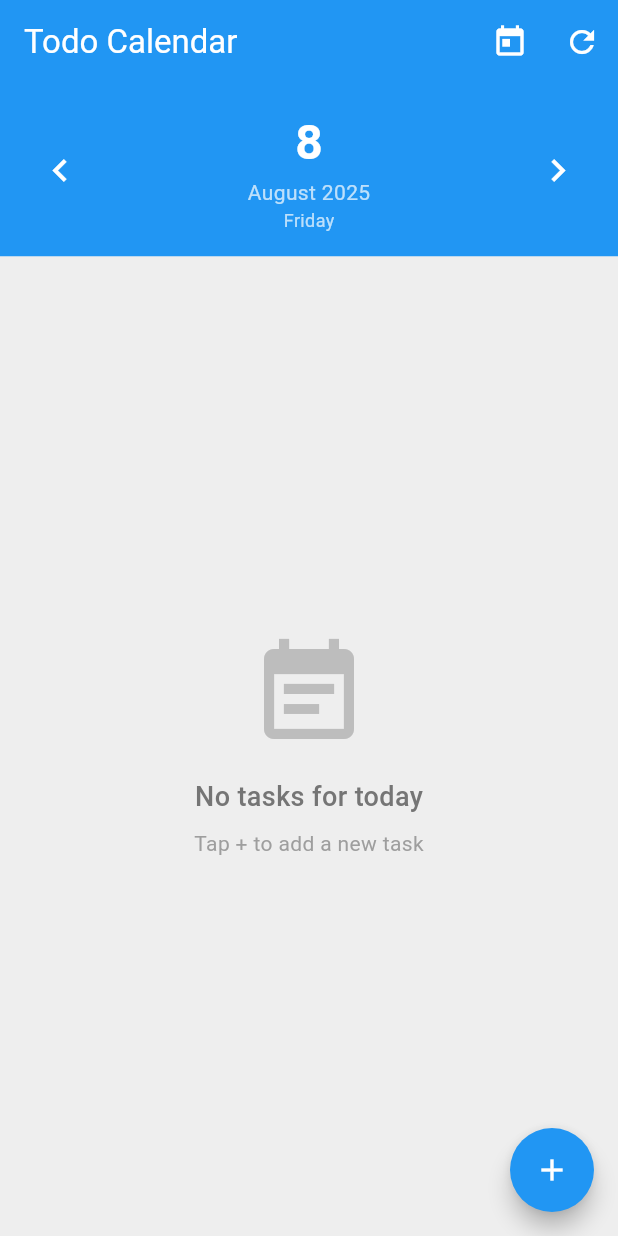
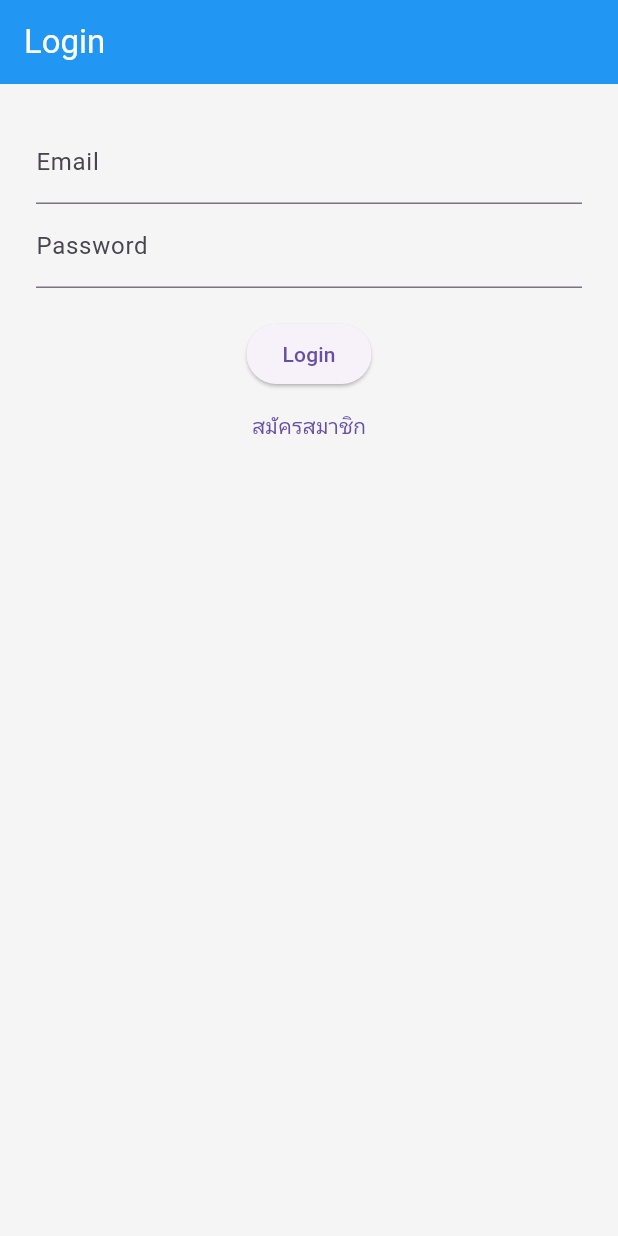
Before and after one commit to thanaphon8/ToDoList, a Flutter app: the screen it shows after launch, on a phone screen of 412 x 824 dp. Run offline on Flutter 3.47's test engine with Material 3 defaults, Android fonts, the phone set to English and light mode, and no system bars; our stand-ins replace get.

Commit message:
Login&Register%Editmain

```diff
--- /dev/null
+++ b/lib/auth_controller.dart
@@ -0,0 +1,56 @@
+import 'package:get/get.dart';
+import 'package:flutter/material.dart';
+
+class AuthController extends GetxController {
+  // เก็บค่าผู้ใช้ปัจจุบันแบบจำลอง
+  final RxString currentUserEmail = ''.obs;
+  final RxBool isLoggedIn = false.obs;
+
+  // mock user database
+  final List<Map<String, String>> _userDB = [
+    {'email': 'admin@gmail.com', 'password': '123456'},
+  ];
+
+  // ฟังก์ชันสมัครสมาชิก
+  void register(String email, String password, BuildContext context) {
+    final existingUser = _userDB.any((user) => user['email'] == email);
+
+    if (existingUser) {
+      ScaffoldMessenger.of(context).showSnackBar(
+        const SnackBar(content: Text('อีเมลนี้มีผู้ใช้แล้ว')),
+      );
+      return;
+    }
+
+    _userDB.add({'email': email, 'password': password});
+
+    ScaffoldMessenger.of(context).showSnackBar(
+      const SnackBar(content: Text('สมัครสมาชิกสำเร็จ')),
+    );
+    Get.back(); // กลับไปหน้า login
+  }
+
+  // ฟังก์ชันเข้าสู่ระบบ
+  void login(String email, String password, BuildContext context) {
+    final foundUser = _userDB.firstWhereOrNull(
+      (user) => user['email'] == email && user['password'] == password,
+    );
+
+    if (foundUser != null) {
+      currentUserEmail.value = email;
+      isLoggedIn.value = true;
+      Get.offAllNamed('/home');
+    } else {
+      ScaffoldMessenger.of(context).showSnackBar(
+        const SnackBar(content: Text('อีเมลหรือรหัสผ่านไม่ถูกต้อง')),
+      );
+    }
+  }
+
+  // ออกจากระบบ
+  void logout() {
+    currentUserEmail.value = '';
+    isLoggedIn.value = false;
+    Get.offAllNamed('/login');
+  }
+}
--- /dev/null
+++ b/lib/login_screen.dart
@@ -0,0 +1,59 @@
+import 'package:flutter/material.dart';
+import 'package:get/get.dart';
+import '../auth_controller.dart'; // อย่าลืมเปลี่ยน path ให้ตรงกับโฟลเดอร์คุณ
+
+class LoginScreen extends StatefulWidget {
+  const LoginScreen({super.key});
+
+  @override
+  State<LoginScreen> createState() => _LoginScreenState();
+}
+
+class _LoginScreenState extends State<LoginScreen> {
+  final emailController = TextEditingController();
+  final passwordController = TextEditingController();
+  final AuthController authController = Get.put(AuthController());
+
+  @override
+  void dispose() {
+    emailController.dispose();
+    passwordController.dispose();
+    super.dispose();
+  }
+
+  @override
+  Widget build(BuildContext context) {
+    return Scaffold(
+      appBar: AppBar(title: const Text('Login')),
+      body: Padding(
+        padding: const EdgeInsets.all(24),
+        child: Column(
+          children: [
+            TextField(
+              controller: emailController,
+              decoration: const InputDecoration(labelText: 'Email'),
+            ),
+            TextField(
+              controller: passwordController,
+              obscureText: true,
+              decoration: const InputDecoration(labelText: 'Password'),
+            ),
+            const SizedBox(height: 20),
+            ElevatedButton(
+              onPressed: () {
+                final email = emailController.text.trim();
+                final password = passwordController.text;
+                authController.login(email, password, context);
+              },
+              child: const Text('Login'),
+            ),
+            TextButton(
+              onPressed: () => Get.toNamed('/register'),
+              child: const Text('สมัครสมาชิก'),
+            )
+          ],
+        ),
+      ),
+    );
+  }
+}
--- a/lib/main.dart
+++ b/lib/main.dart
@@ -1,36 +1,92 @@
 import 'package:flutter/material.dart';
+import 'package:get/get.dart';
 import 'package:intl/intl.dart';
+
 import 'todo_model.dart';
 import 'todo_manager.dart';
 import 'todo_item_widget.dart';
 import 'add_todo_dialog.dart';
 import 'stats_widget.dart';
 import 'notification_controller.dart';
+import 'login_screen.dart';
+import 'register_screen.dart';
+import 'auth_controller.dart';
 
 void main() {
   runApp(const MyApp());
 }
 
-class MyApp extends StatelessWidget {
+class MyApp extends StatefulWidget {
   const MyApp({Key? key}) : super(key: key);
 
   @override
+  State<MyApp> createState() => _MyAppState();
+}
+
+class _MyAppState extends State<MyApp> {
+  final AuthController authController = Get.put(AuthController());
+  ThemeMode _themeMode = ThemeMode.light;
+
+  void _toggleTheme() {
+    setState(() {
+      _themeMode = _themeMode == ThemeMode.dark ? ThemeMode.light : ThemeMode.dark;
+    });
+  }
+
+  @override
   Widget build(BuildContext context) {
-    return MaterialApp(
+    return GetMaterialApp(
       title: 'Calendar Todo App',
       theme: ThemeData(
         primarySwatch: Colors.blue,
         visualDensity: VisualDensity.adaptivePlatformDensity,
         useMaterial3: true,
+        brightness: Brightness.light,
+        scaffoldBackgroundColor: Colors.grey[100],
+        cardColor: Colors.white,
+        appBarTheme: const AppBarTheme(
+          backgroundColor: Color(0xFF2196F3),
+          foregroundColor: Colors.white,
+          elevation: 0,
+        ),
       ),
-      home: const HomePage(),
+      darkTheme: ThemeData(
+        primarySwatch: Colors.blue,
+        visualDensity: VisualDensity.adaptivePlatformDensity,
+        useMaterial3: true,
+        brightness: Brightness.dark,
+        scaffoldBackgroundColor: const Color(0xFF0A0A0A),
+        cardColor: const Color(0xFF1E1E1E),
+        appBarTheme: const AppBarTheme(
+          backgroundColor: Color(0xFF1A1A1A),
+          foregroundColor: Colors.white,
+          elevation: 0,
+        ),
+        floatingActionButtonTheme: const FloatingActionButtonThemeData(
+          backgroundColor: Color(0xFF2196F3),
+          foregroundColor: Colors.white,
+        ),
+      ),
+      themeMode: _themeMode,
       debugShowCheckedModeBanner: false,
+      initialRoute: '/',
+      getPages: [
+        GetPage(name: '/', page: () => const LoginScreen()),
+        GetPage(name: '/login', page: () => const LoginScreen()),
+        GetPage(name: '/register', page: () => const RegisterScreen()),
+        GetPage(
+          name: '/home',
+          page: () => HomePage(onToggleTheme: _toggleTheme),
+        ),
+      ],
     );
   }
 }
 
 class HomePage extends StatefulWidget {
-  const HomePage({Key? key}) : super(key: key);
+  final VoidCallback onToggleTheme;
+
+  const HomePage({Key? key, required this.onToggleTheme}) : super(key: key);
 
   @override
   State<HomePage> createState() => _HomePageState();
@@ -69,9 +125,7 @@ class _HomePageState extends State<HomePage> {
     _loadTodos();
     NotificationController.showSuccess(
       context: context,
-      message: todo.isCompleted
-          ? 'Task marked as incomplete'
-          : 'Task completed!',
+      message: todo.isCompleted ? 'Task marked as incomplete' : 'Task completed!',
     );
   }
 
@@ -99,11 +153,15 @@ class _HomePageState extends State<HomePage> {
 
   @override
   Widget build(BuildContext context) {
+    final isDark = Theme.of(context).brightness == Brightness.dark;
+    final backgroundColor = isDark ? const Color(0xFF0A0A0A) : Colors.grey[200];
+    final headerColor = isDark ? const Color(0xFF1A1A1A) : Colors.blue;
+
     return Scaffold(
-      backgroundColor: Colors.grey[200],
+      backgroundColor: backgroundColor,
       appBar: AppBar(
         title: const Text('Todo Calendar'),
-        backgroundColor: Colors.blue,
+        backgroundColor: headerColor,
         foregroundColor: Colors.white,
         elevation: 0,
         actions: [
@@ -113,40 +171,31 @@ class _HomePageState extends State<HomePage> {
             tooltip: 'Today',
           ),
           IconButton(
-            icon: const Icon(Icons.refresh),
-            onPressed: _loadTodos,
-            tooltip: 'Refresh',
+            icon: Icon(isDark ? Icons.light_mode : Icons.dark_mode),
+            onPressed: widget.onToggleTheme,
+            tooltip: 'Toggle Theme',
           ),
         ],
       ),
       body: Column(
         children: [
-          // Date Selector Header
           Container(
-            color: Colors.blue,
+            color: headerColor,
             child: Padding(
               padding: const EdgeInsets.all(16.0),
               child: Row(
                 mainAxisAlignment: MainAxisAlignment.spaceBetween,
                 children: [
                   IconButton(
-                    onPressed: () => _selectDate(
-                      _selectedDate.subtract(const Duration(days: 1)),
-                    ),
-                    icon: const Icon(
-                      Icons.chevron_left,
-                      color: Colors.white,
-                      size: 30,
-                    ),
+                    onPressed: () => _selectDate(_selectedDate.subtract(const Duration(days: 1))),
+                    icon: const Icon(Icons.chevron_left, color: Colors.white, size: 30),
                   ),
                   GestureDetector(
                     onTap: () async {
                       final date = await showDatePicker(
                         context: context,
                         initialDate: _selectedDate,
-                        firstDate: DateTime.now().subtract(
-                          const Duration(days: 365),
-                        ),
+                        firstDate: DateTime.now().subtract(const Duration(days: 365)),
                         lastDate: DateTime.now().add(const Duration(days: 365)),
                       );
                       _selectDate(date);
@@ -155,76 +204,46 @@ class _HomePageState extends State<HomePage> {
                       children: [
                         Text(
                           _selectedDate.day.toString(),
-                          style: const TextStyle(
-                            color: Colors.white,
-                            fontSize: 32,
-                            fontWeight: FontWeight.bold,
-                          ),
+                          style: const TextStyle(color: Colors.white, fontSize: 32, fontWeight: FontWeight.bold),
                         ),
                         Text(
                           DateFormat('MMMM yyyy').format(_selectedDate),
-                          style: const TextStyle(
-                            color: Colors.white70,
-                            fontSize: 14,
-                          ),
+                          style: const TextStyle(color: Colors.white70, fontSize: 14),
                         ),
                         Text(
                           DateFormat('EEEE').format(_selectedDate),
-                          style: const TextStyle(
-                            color: Colors.white70,
-                            fontSize: 12,
-                          ),
+                          style: const TextStyle(color: Colors.white70, fontSize: 12),
                         ),
                       ],
                     ),
                   ),
                   IconButton(
-                    onPressed: () =>
-                        _selectDate(_selectedDate.add(const Duration(days: 1))),
-                    icon: const Icon(
-                      Icons.chevron_right,
-                      color: Colors.white,
-                      size: 30,
-                    ),
+                    onPressed: () => _selectDate(_selectedDate.add(const Duration(days: 1))),
+                    icon: const Icon(Icons.chevron_right, color: Colors.white, size: 30),
                   ),
                 ],
               ),
             ),
           ),
-
-          // Stats Widget
           StatsWidget(stats: _stats),
-
-          // Todo List
           Expanded(
             child: Container(
-              color: Colors.grey[200],
+              color: backgroundColor,
               child: _todos.isEmpty
                   ? Center(
                       child: Column(
                         mainAxisAlignment: MainAxisAlignment.center,
                         children: [
-                          Icon(
-                            Icons.event_note,
-                            size: 80,
-                            color: Colors.grey[400],
-                          ),
+                          Icon(Icons.event_note, size: 80, color: isDark ? const Color(0xFF404040) : Colors.grey[400]),
                           const SizedBox(height: 16),
                           Text(
                             'No tasks for today',
-                            style: TextStyle(
-                              fontSize: 18,
-                              color: Colors.grey[600],
-                              fontWeight: FontWeight.w500,
-                            ),
+                            style: TextStyle(fontSize: 18, color: isDark ? const Color(0xFFB0B0B0) : Colors.grey[600], fontWeight: FontWeight.w500),
                           ),
                           const SizedBox(height: 8),
                           Text(
                             'Tap + to add a new task',
-                            style: TextStyle(
-                              fontSize: 14,
-                              color: Colors.grey[500],
-                            ),
+                            style: TextStyle(fontSize: 14, color: isDark ? const Color(0xFF808080) : Colors.grey[500]),
                           ),
                         ],
                       ),
--- a/pubspec.yaml
+++ b/pubspec.yaml
@@ -10,6 +10,7 @@ dependencies:
   flutter:
     sdk: flutter
   intl: ^0.18.0
+  get: ^4.6.6
 
 dev_dependencies:
   flutter_test:
```
Also changed, not shown: lib/register_screen.dart (added, +55 -0 lines), pubspec.lock.
